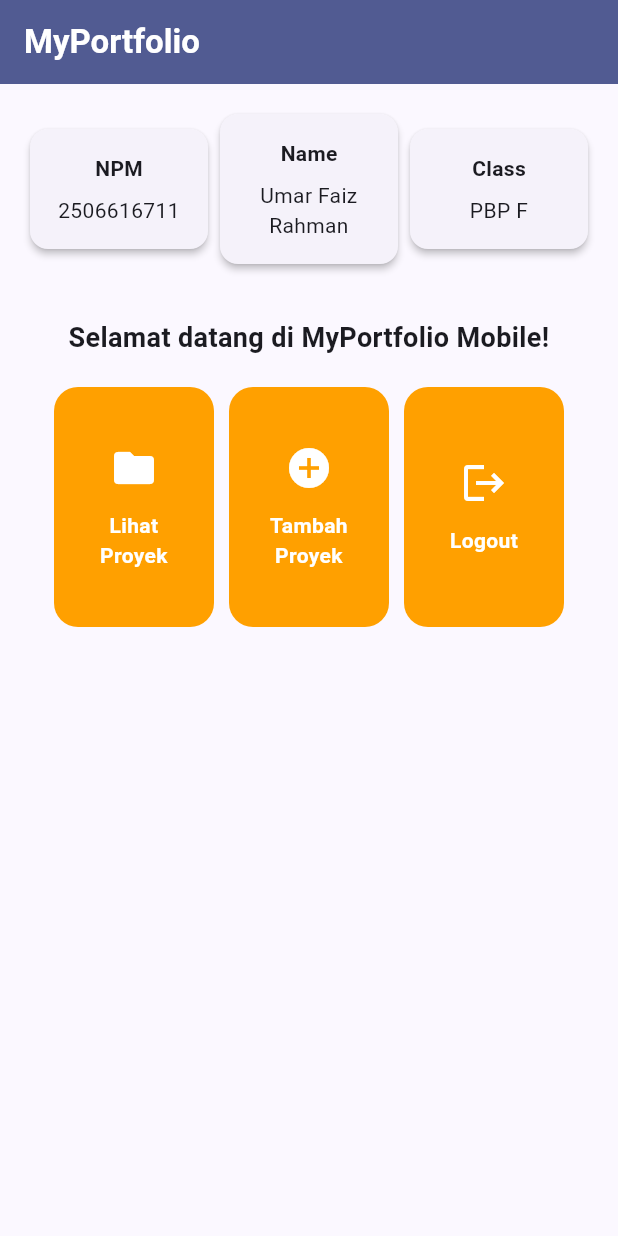
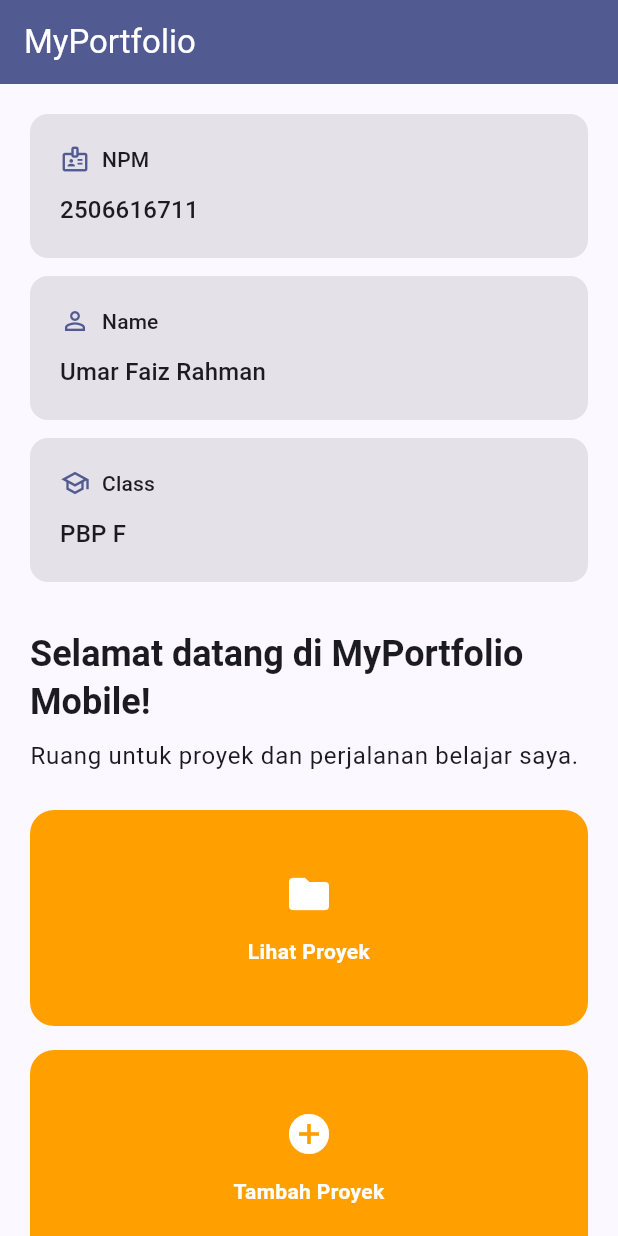
Before and after one commit to McKenzy65/myportofolio_mobile-, a Flutter app: the screen it shows after launch, on a phone screen of 412 x 824 dp. Run offline on Flutter 3.47's test engine with Material 3 defaults, Android fonts, the phone set to English and light mode, and no system bars.

Commit message:
feat: tampilkan identitas pemilik dalam InfoCard responsif

```diff
--- a/lib/infocard.dart
+++ /dev/null
@@ -1,28 +0,0 @@
-import 'package:flutter/material.dart';
-
-class InfoCard extends StatelessWidget {
-  // Kartu informasi yang menampilkan judul (title) dan isi (content).
-  final String title;
-  final String content;
-
-  const InfoCard({super.key, required this.title, required this.content});
-
-  @override
-  Widget build(BuildContext context) {
-    return Card(
-      // Memberikan efek bayangan kartu elevasi 2 unit.
-      elevation: 2.0,
-      child: Padding(
-        padding: const EdgeInsets.all(16.0),
-        // Menyusun teks title dan content secara vertikal.
-        child: Column(
-          children: [
-            Text(title, style: const TextStyle(fontWeight: FontWeight.bold)),
-            const SizedBox(height: 8.0),
-            Text(content, textAlign: TextAlign.center),
-          ],
-        ),
-      ),
-    );
-  }
-}
--- a/lib/menu.dart
+++ b/lib/menu.dart
@@ -1,102 +1,114 @@
-import 'dart:math' as math;
-
 import 'package:flutter/material.dart';
-import 'package:myportofolio_mobile/infocard.dart';
 import 'package:myportofolio_mobile/models/item_homepage.dart';
+import 'package:myportofolio_mobile/models/portfolio_profile.dart';
+import 'package:myportofolio_mobile/widgets/info_card.dart';
 import 'package:myportofolio_mobile/widgets/item_card.dart';
 
+/// Menu tetap stateless: identitas dan daftar aksi adalah data immutable.
 class MyHomePage extends StatelessWidget {
   const MyHomePage({super.key});
 
-  final String npm = "2506616711";
-  final String nama = "Umar Faiz Rahman";
-  final String kelas = "PBP F";
-
-  static const List<ItemHomepage> items = [
-    ItemHomepage("Lihat Proyek", Icons.folder),
-    ItemHomepage("Tambah Proyek", Icons.add_circle),
-    ItemHomepage("Logout", Icons.logout),
+  static const items = [
+    ItemHomepage('Lihat Proyek', Icons.folder),
+    ItemHomepage('Tambah Proyek', Icons.add_circle),
+    ItemHomepage('Logout', Icons.logout),
   ];
 
   @override
   Widget build(BuildContext context) {
-    // Scaffold menyediakan struktur visual dasar halaman (AppBar, Body, SnackBar).
+    final theme = Theme.of(context);
     return Scaffold(
-      // AppBar menampilkan bar bagian atas halaman aplikasi.
       appBar: AppBar(
-        title: const Text(
-          'MyPortfolio',
-          style: TextStyle(color: Colors.white, fontWeight: FontWeight.bold),
-        ),
-        backgroundColor: Theme.of(context).colorScheme.primary,
+        title: const Text('MyPortfolio'),
+        backgroundColor: theme.colorScheme.primary,
+        foregroundColor: theme.colorScheme.onPrimary,
       ),
-      // Body halaman utama dengan padding di sekelilingnya.
-      body: SingleChildScrollView(
-        padding: const EdgeInsets.all(16.0),
-        child: Column(
-          crossAxisAlignment: CrossAxisAlignment.center,
-          children: [
-            // Baris horizontal untuk menampilkan 3 InfoCard secara sejajar.
-            Row(
-              mainAxisAlignment: MainAxisAlignment.spaceEvenly,
-              children: [
-                Expanded(
-                  child: InfoCard(title: 'NPM', content: npm),
-                ),
-                Expanded(
-                  child: InfoCard(title: 'Name', content: nama),
-                ),
-                Expanded(
-                  child: InfoCard(title: 'Class', content: kelas),
-                ),
-              ],
-            ),
-
-            const SizedBox(height: 16.0),
-
-            // Bagian tengah: pesan sambutan dan kisi tombol menu portofolio.
-            Center(
+      body: SafeArea(
+        child: SingleChildScrollView(
+          padding: const EdgeInsets.all(20),
+          child: Center(
+            child: ConstrainedBox(
+              constraints: const BoxConstraints(maxWidth: 960),
               child: Column(
+                crossAxisAlignment: CrossAxisAlignment.stretch,
                 children: [
-                  const Padding(
-                    padding: EdgeInsets.only(top: 16.0),
-                    child: Text(
-                      'Selamat datang di MyPortfolio Mobile!',
-                      textAlign: TextAlign.center,
-                      style: TextStyle(
-                        fontWeight: FontWeight.bold,
-                        fontSize: 18.0,
-                      ),
-                    ),
-                  ),
-
-                  // GridView menampilkan kartu tombol dalam tata letak kisi 3 kolom.
                   LayoutBuilder(
                     builder: (context, constraints) {
-                      // Sisakan ruang untuk label pada layar kecil atau font besar.
-                      final cardWidth = (constraints.maxWidth - 60) / 3;
-                      final textScale =
+                      final scale =
                           MediaQuery.textScalerOf(context).scale(14) / 14;
-                      return GridView.count(
-                        primary: false,
-                        physics: const NeverScrollableScrollPhysics(),
-                        padding: const EdgeInsets.all(20),
-                        crossAxisSpacing: 10,
-                        mainAxisSpacing: 10,
-                        crossAxisCount: 3,
-                        mainAxisExtent: math.max(cardWidth, 160 * textScale),
-                        // Halaman menangani scroll, kisi mengikuti tinggi konten.
-                        shrinkWrap: true,
-                        children: items.map((ItemHomepage item) {
-                          return ItemCard(item);
-                        }).toList(),
+                      final columns =
+                          constraints.maxWidth >= 600 && scale <= 1.5 ? 3 : 1;
+                      final width =
+                          (constraints.maxWidth - (columns - 1) * 12) / columns;
+                      // Wrap membiarkan tinggi kartu mengikuti isi tanpa batas tinggi.
+                      return Wrap(
+                        spacing: 12,
+                        runSpacing: 12,
+                        children: [
+                          SizedBox(
+                            width: width,
+                            child: const InfoCard(
+                              title: 'NPM',
+                              content: PortfolioProfile.npm,
+                              icon: Icons.badge_outlined,
+                            ),
+                          ),
+                          SizedBox(
+                            width: width,
+                            child: const InfoCard(
+                              title: 'Name',
+                              content: PortfolioProfile.name,
+                              icon: Icons.person_outline,
+                            ),
+                          ),
+                          SizedBox(
+                            width: width,
+                            child: const InfoCard(
+                              title: 'Class',
+                              content: PortfolioProfile.className,
+                              icon: Icons.school_outlined,
+                            ),
+                          ),
+                        ],
                       );
                     },
                   ),
+                  const SizedBox(height: 32),
+                  Text(
+                    'Selamat datang di MyPortfolio Mobile!',
+                    style: theme.textTheme.headlineSmall?.copyWith(
+                      fontWeight: FontWeight.bold,
+                    ),
+                  ),
+                  const SizedBox(height: 8),
+                  Text(
+                    'Ruang untuk proyek dan perjalanan belajar saya.',
+                    style: theme.textTheme.bodyLarge,
+                  ),
+                  const SizedBox(height: 24),
+                  LayoutBuilder(
+                    builder: (context, constraints) {
+                      final scale =
+                          MediaQuery.textScalerOf(context).scale(14) / 14;
+                      final columns =
+                          constraints.maxWidth >= 600 && scale <= 1.5 ? 3 : 1;
+                      return GridView.count(
+                        crossAxisCount: columns,
+                        mainAxisExtent: 144 * scale,
+                        crossAxisSpacing: 16,
+                        mainAxisSpacing: 16,
+                        shrinkWrap: true,
+                        primary: false,
+                        physics: const NeverScrollableScrollPhysics(),
+                        children: items.map((item) => ItemCard(item)).toList(),
+                      );
+                    },
+                  ),
+                  const SizedBox(height: 24),
                 ],
               ),
             ),
-          ],
+          ),
         ),
       ),
     );
--- /dev/null
+++ b/lib/models/portfolio_profile.dart
@@ -0,0 +1,6 @@
+/// Identitas tunggal untuk kartu profil dan aksi salin; hindari nilai berbeda.
+abstract final class PortfolioProfile {
+  static const npm = '2506616711';
+  static const name = 'Umar Faiz Rahman';
+  static const className = 'PBP F';
+}
--- /dev/null
+++ b/lib/widgets/info_card.dart
@@ -0,0 +1,45 @@
+import 'package:flutter/material.dart';
+
+/// Kartu identitas yang mengikuti tema aplikasi dan pembesaran teks perangkat.
+class InfoCard extends StatelessWidget {
+  const InfoCard({
+    super.key,
+    required this.title,
+    required this.content,
+    required this.icon,
+    this.trailing,
+  });
+
+  final String title;
+  final String content;
+  final IconData icon;
+  final Widget? trailing;
+
+  @override
+  Widget build(BuildContext context) {
+    final theme = Theme.of(context);
+    return Card(
+      margin: EdgeInsets.zero,
+      elevation: 0,
+      color: theme.colorScheme.surfaceContainerHighest,
+      child: Padding(
+        padding: const EdgeInsets.all(20),
+        child: Column(
+          crossAxisAlignment: CrossAxisAlignment.start,
+          children: [
+            Row(
+              children: [
+                Icon(icon, color: theme.colorScheme.primary, size: 20),
+                const SizedBox(width: 8),
+                Expanded(child: Text(title, style: theme.textTheme.labelLarge)),
+                if (trailing != null) trailing!,
+              ],
+            ),
+            const SizedBox(height: 12),
+            Text(content, style: theme.textTheme.titleMedium),
+          ],
+        ),
+      ),
+    );
+  }
+}
```
